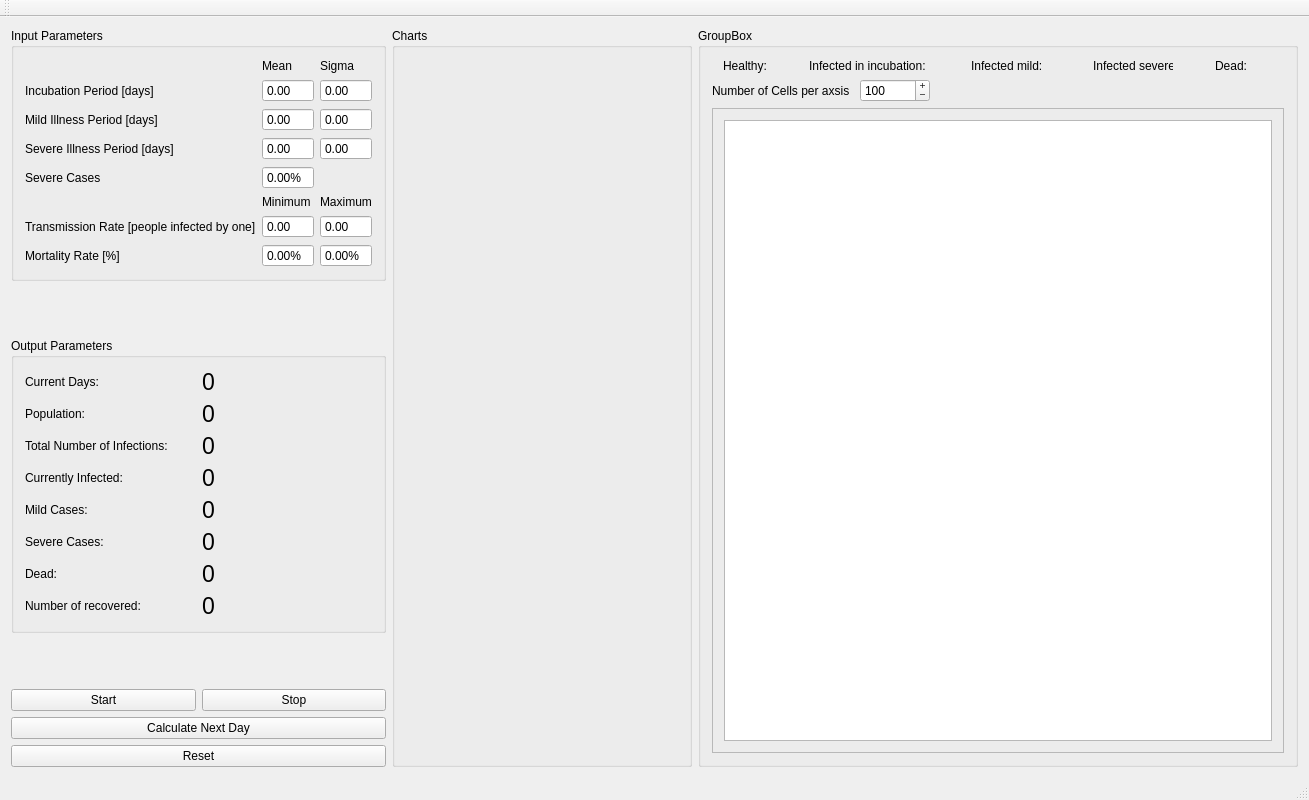
First picture: the form in mainwindow.ui, repository Rufledore/Game_Of_Life, before the edit.
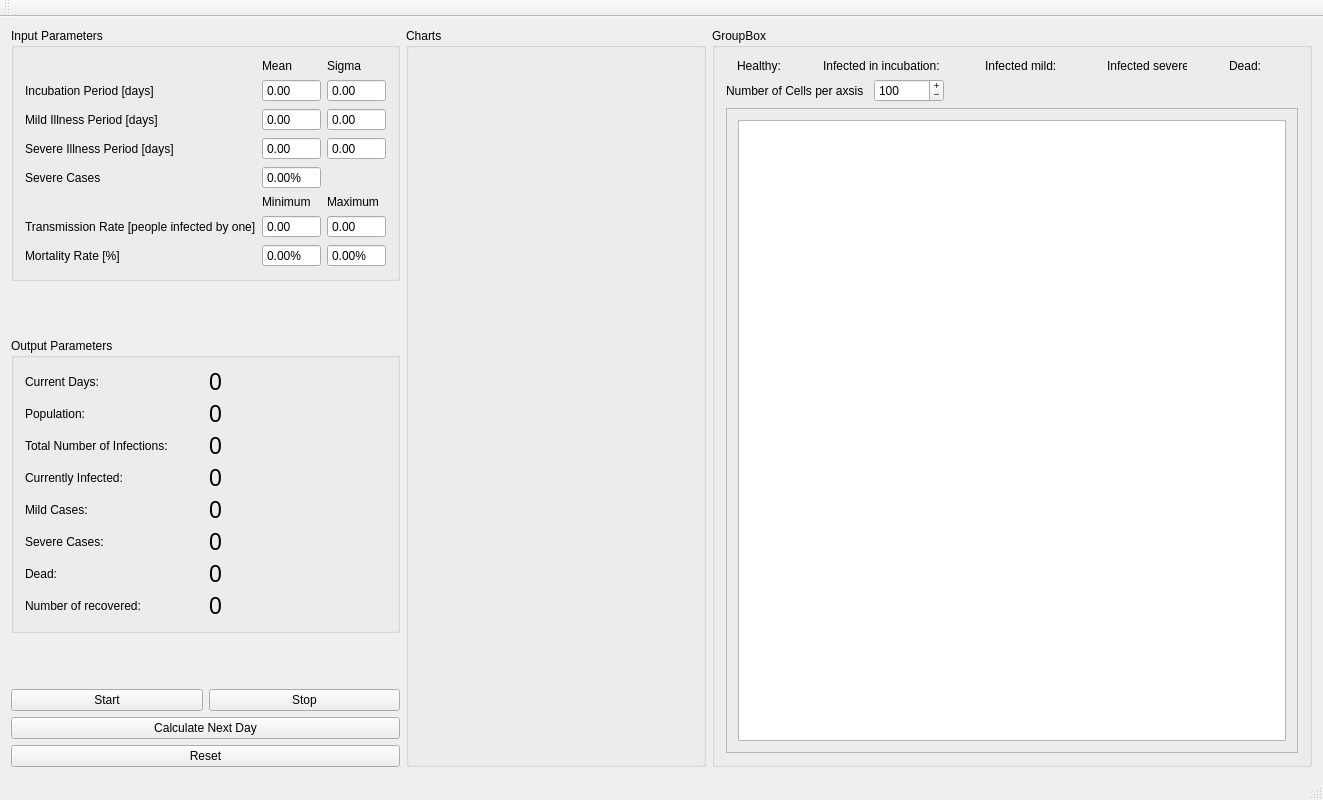
Second picture: the form after the edit. Icons and pictures are not drawn. Custom widgets are drawn as their Qt base class.

Diff of the .ui file:
```diff
--- a/mainwindow.ui
+++ b/mainwindow.ui
@@ -211,6 +211,9 @@
              <property name="suffix">
               <string>%</string>
              </property>
+             <property name="maximum">
+              <double>100.000000000000000</double>
+             </property>
             </widget>
            </item>
            <item row="7" column="1" rowspan="2" colspan="2">
@@ -226,6 +229,9 @@
              <property name="buttonSymbols">
               <enum>QAbstractSpinBox::NoButtons</enum>
              </property>
+             <property name="maximum">
+              <double>99.989999999999995</double>
+             </property>
             </widget>
            </item>
            <item row="7" column="3" rowspan="2">
@@ -241,6 +247,9 @@
              <property name="buttonSymbols">
               <enum>QAbstractSpinBox::NoButtons</enum>
              </property>
+             <property name="maximum">
+              <double>100.000000000000000</double>
+             </property>
             </widget>
            </item>
            <item row="9" column="1" colspan="2">
@@ -277,6 +286,9 @@
              <property name="suffix">
               <string>%</string>
              </property>
+             <property name="maximum">
+              <double>100.000000000000000</double>
+             </property>
             </widget>
            </item>
           </layout>
```
